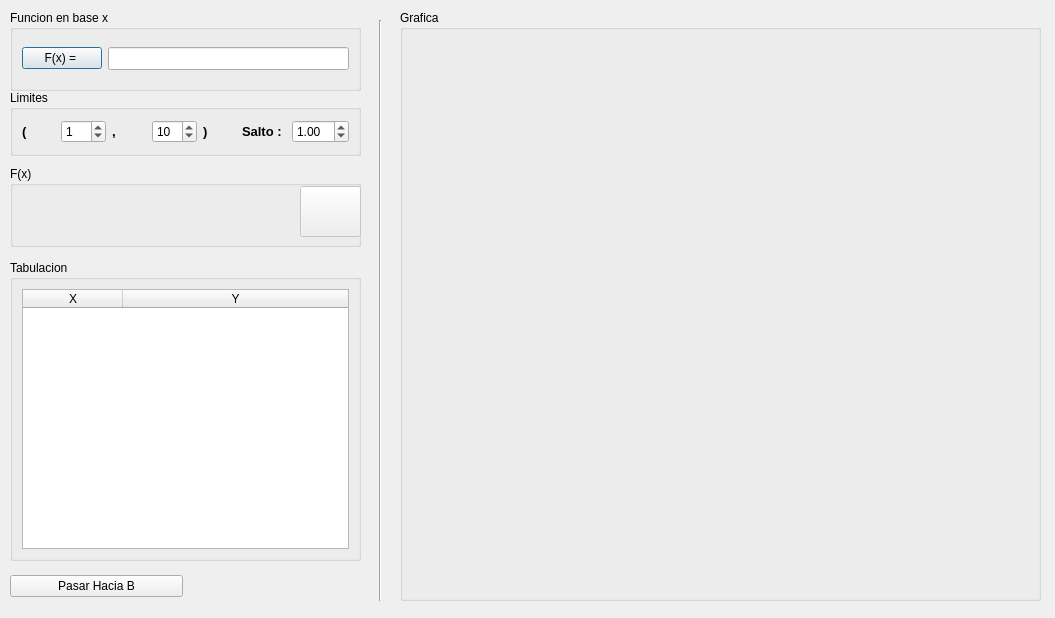
Qt form graficarfuncion.ui (enrique76/Calculadora-de-Matrices) before a commit.
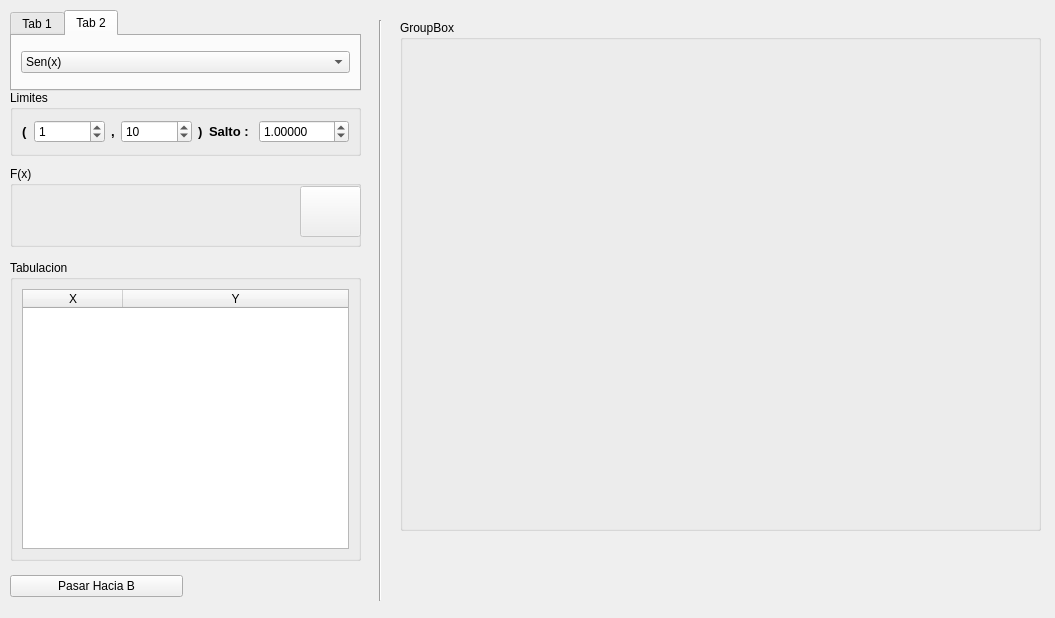
The same form after that commit. The open tabs and pages were chosen to show the change. Icons and pictures are not drawn.

```diff
--- a/graficarfuncion.ui
+++ b/graficarfuncion.ui
@@ -13,43 +13,6 @@
   <property name="windowTitle">
    <string>Dialog</string>
   </property>
-  <widget class="QGroupBox" name="groupBox">
-   <property name="geometry">
-    <rect>
-     <x>10</x>
-     <y>10</y>
-     <width>351</width>
-     <height>81</height>
-    </rect>
-   </property>
-   <property name="title">
-    <string>Funcion en base x</string>
-   </property>
-   <layout class="QGridLayout" name="gridLayout">
-    <item row="0" column="0">
-     <layout class="QHBoxLayout" name="horizontalLayout">
-      <item>
-       <widget class="QPushButton" name="fx">
-        <property name="text">
-         <string>F(x) = </string>
-        </property>
-       </widget>
-      </item>
-     </layout>
-    </item>
-    <item row="0" column="1">
-     <widget class="QLineEdit" name="ecuacion">
-      <property name="font">
-       <font>
-        <pointsize>10</pointsize>
-        <weight>75</weight>
-        <bold>true</bold>
-       </font>
-      </property>
-     </widget>
-    </item>
-   </layout>
-  </widget>
   <widget class="QGroupBox" name="groupBox_2">
    <property name="geometry">
     <rect>
@@ -75,7 +38,10 @@
       <item>
        <widget class="QSpinBox" name="li">
         <property name="minimum">
-         <number>-99</number>
+         <number>-100000</number>
+        </property>
+        <property name="maximum">
+         <number>100000</number>
         </property>
         <property name="value">
          <number>1</number>
@@ -92,7 +58,10 @@
       <item>
        <widget class="QSpinBox" name="ls">
         <property name="minimum">
-         <number>-99</number>
+         <number>-100000</number>
+        </property>
+        <property name="maximum">
+         <number>100000</number>
         </property>
         <property name="value">
          <number>10</number>
@@ -115,6 +84,15 @@
       </item>
       <item>
        <widget class="QDoubleSpinBox" name="s">
+        <property name="decimals">
+         <number>5</number>
+        </property>
+        <property name="minimum">
+         <double>-0.000010000000000</double>
+        </property>
+        <property name="maximum">
+         <double>100000.000000000000000</double>
+        </property>
         <property name="value">
          <double>1.000000000000000</double>
         </property>
@@ -219,26 +197,6 @@
     </item>
    </layout>
   </widget>
-  <widget class="QGroupBox" name="groupBox_5">
-   <property name="geometry">
-    <rect>
-     <x>400</x>
-     <y>10</y>
-     <width>641</width>
-     <height>591</height>
-    </rect>
-   </property>
-   <property name="title">
-    <string>Grafica</string>
-   </property>
-   <layout class="QGridLayout" name="gridLayout_3">
-    <item row="0" column="0">
-     <widget class="QFrame" name="basePlot">
-      <layout class="QHBoxLayout" name="horizontalLayout_3"/>
-     </widget>
-    </item>
-   </layout>
-  </widget>
   <widget class="Line" name="line">
    <property name="geometry">
     <rect>
@@ -278,6 +236,168 @@
     </item>
    </layout>
   </widget>
+  <widget class="QTabWidget" name="tabWidget">
+   <property name="geometry">
+    <rect>
+     <x>10</x>
+     <y>10</y>
+     <width>351</width>
+     <height>81</height>
+    </rect>
+   </property>
+   <property name="currentIndex">
+    <number>0</number>
+   </property>
+   <widget class="QWidget" name="tab">
+    <attribute name="title">
+     <string>Tab 1</string>
+    </attribute>
+    <layout class="QGridLayout" name="gridLayout_5">
+     <item row="0" column="0">
+      <layout class="QHBoxLayout" name="horizontalLayout">
+       <item>
+        <widget class="QPushButton" name="fx">
+         <property name="text">
+          <string>F(x) = </string>
+         </property>
+        </widget>
+       </item>
+       <item>
+        <widget class="QLineEdit" name="ecuacion">
+         <property name="font">
+          <font>
+           <pointsize>10</pointsize>
+           <weight>75</weight>
+           <bold>true</bold>
+          </font>
+         </property>
+        </widget>
+       </item>
+      </layout>
+     </item>
+    </layout>
+   </widget>
+   <widget class="QWidget" name="tab_2">
+    <attribute name="title">
+     <string>Tab 2</string>
+    </attribute>
+    <layout class="QGridLayout" name="gridLayout">
+     <item row="0" column="0">
+      <widget class="QComboBox" name="funciones">
+       <item>
+        <property name="text">
+         <string>Sen(x)</string>
+        </property>
+       </item>
+       <item>
+        <property name="text">
+         <string>Cos(x)</string>
+        </property>
+       </item>
+       <item>
+        <property name="text">
+         <string>Tan(x)</string>
+        </property>
+       </item>
+       <item>
+        <property name="text">
+         <string>Cot(x)</string>
+        </property>
+       </item>
+       <item>
+        <property name="text">
+         <string>Sec(x)</string>
+        </property>
+       </item>
+       <item>
+        <property name="text">
+         <string>Csc(x)</string>
+        </property>
+       </item>
+       <item>
+        <property name="text">
+         <string>e^x</string>
+        </property>
+       </item>
+      </widget>
+     </item>
+    </layout>
+   </widget>
+  </widget>
+  <widget class="QGroupBox" name="groupBox">
+   <property name="geometry">
+    <rect>
+     <x>400</x>
+     <y>20</y>
+     <width>641</width>
+     <height>511</height>
+    </rect>
+   </property>
+   <property name="title">
+    <string>GroupBox</string>
+   </property>
+   <layout class="QGridLayout" name="gridLayout_3">
+    <item row="0" column="0">
+     <widget class="QFrame" name="basePlot">
+      <layout class="QHBoxLayout" name="horizontalLayout_3"/>
+     </widget>
+    </item>
+   </layout>
+  </widget>
+  <widget class="QWidget" name="">
+   <property name="geometry">
+    <rect>
+     <x>640</x>
+     <y>540</y>
+     <width>115</width>
+     <height>29</height>
+    </rect>
+   </property>
+   <layout class="QHBoxLayout" name="horizontalLayout_5">
+    <item>
+     <widget class="QPushButton" name="menos">
+      <property name="text">
+       <string/>
+      </property>
+      <property name="icon">
+       <iconset resource="iconos.qrc">
+        <normaloff>:/new/prefix1/iconos/simbolo-menor-que.png</normaloff>:/new/prefix1/iconos/simbolo-menor-que.png</iconset>
+      </property>
+      <property name="flat">
+       <bool>true</bool>
+      </property>
+     </widget>
+    </item>
+    <item>
+     <widget class="QPushButton" name="origen">
+      <property name="text">
+       <string/>
+      </property>
+      <property name="icon">
+       <iconset resource="iconos.qrc">
+        <normaloff>:/new/prefix1/iconos/marcador-de-posicion.png</normaloff>:/new/prefix1/iconos/marcador-de-posicion.png</iconset>
+      </property>
+      <property name="flat">
+       <bool>true</bool>
+      </property>
+     </widget>
+    </item>
+    <item>
+     <widget class="QPushButton" name="mas">
+      <property name="text">
+       <string/>
+      </property>
+      <property name="icon">
+       <iconset resource="iconos.qrc">
+        <normaloff>:/new/prefix1/iconos/mayor-que-el-simbolo.png</normaloff>:/new/prefix1/iconos/mayor-que-el-simbolo.png</iconset>
+      </property>
+      <property name="flat">
+       <bool>true</bool>
+      </property>
+     </widget>
+    </item>
+   </layout>
+  </widget>
  </widget>
  <resources>
   <include location="iconos.qrc"/>
```
